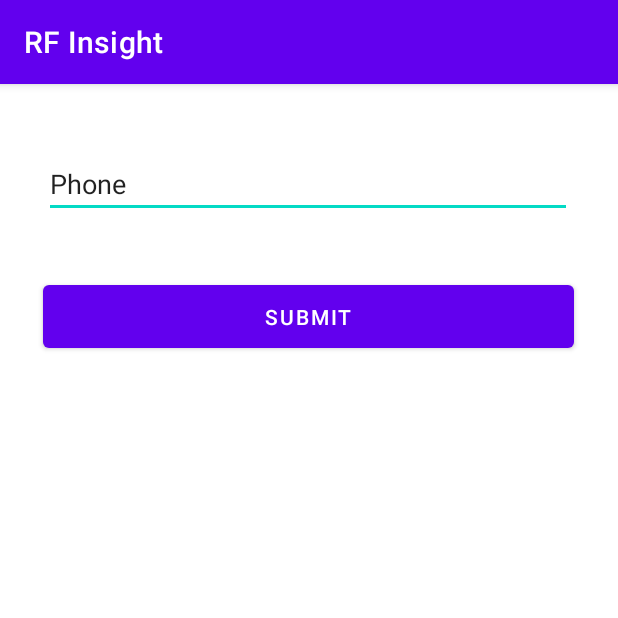
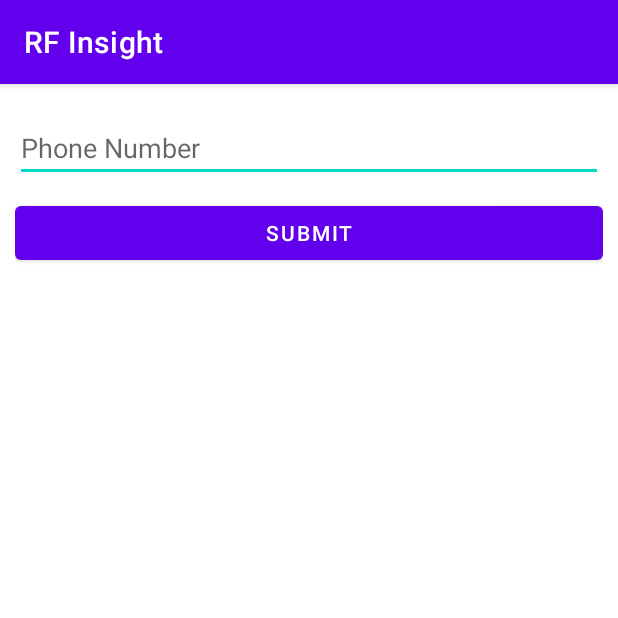
Before and after one commit to Omar-Eidaros/Mobile-Coverage-Insights, an Android app: the screen it shows after launch (MainActivity), on a phone screen of 412 x 824 dp, the top half of it. Run offline under Robolectric (Android 15) with nearby library versions, the phone set to English and light mode, and no system bars; our stand-ins replace Volley; Roboto replaces fonts that are not available here.

Commit message:
Finish Android

```diff
--- a/AndroidApp/app/src/main/java/com/android/iticellular/MainActivity.java
+++ b/AndroidApp/app/src/main/java/com/android/iticellular/MainActivity.java
@@ -119,7 +119,7 @@ public class MainActivity extends AppCompatActivity {
 
         final String saveData = data;
         RequestQueue requestQueue = Volley.newRequestQueue(this);
-        String URL = /;
+        String URL = "http://192.168.1.2:8080/verification/sendCode";
         JSONObject jsonObject = new JSONObject();
         try {
             jsonObject.put("msisdn", saveData);
--- a/AndroidApp/app/src/main/res/layout/activity_application.xml
+++ b/AndroidApp/app/src/main/res/layout/activity_application.xml
@@ -1,5 +1,3 @@
-<?xml version="1.0" encoding="utf-8"?>
-
 <?xml version="1.0" encoding="utf-8"?>
 
 <androidx.drawerlayout.widget.DrawerLayout
--- a/AndroidApp/app/src/main/res/layout/activity_main.xml
+++ b/AndroidApp/app/src/main/res/layout/activity_main.xml
@@ -1,35 +1,24 @@
 <?xml version="1.0" encoding="utf-8"?>
-<androidx.constraintlayout.widget.ConstraintLayout xmlns:android="http://schemas.android.com/apk/res/android"
-    xmlns:app="http://schemas.android.com/apk/res-auto"
+<LinearLayout xmlns:android="http://schemas.android.com/apk/res/android"
     xmlns:tools="http://schemas.android.com/tools"
     android:layout_width="match_parent"
     android:layout_height="match_parent"
+    android:orientation="vertical"
+    android:padding="10dp"
     tools:context=".MainActivity">
 
     <EditText
+        android:layout_width="match_parent"
+        android:layout_height="wrap_content"
+        android:hint="Phone Number"
         android:id="@+id/phoneNumber"
-        android:layout_width="352dp"
-        android:layout_height="41dp"
-        android:ems="10"
-        android:inputType="textPersonName"
-        android:text="Phone"
-        app:layout_constraintBottom_toBottomOf="parent"
-        app:layout_constraintEnd_toEndOf="parent"
-        app:layout_constraintHorizontal_bias="0.491"
-        app:layout_constraintStart_toStartOf="parent"
-        app:layout_constraintTop_toTopOf="parent"
-        app:layout_constraintVertical_bias="0.066" />
+        android:layout_marginTop="10dp"/>
 
     <Button
+        android:layout_width="match_parent"
+        android:layout_height="wrap_content"
         android:id="@+id/submit_btn"
-        android:layout_width="354dp"
-        android:layout_height="54dp"
         android:text="Submit"
-        app:layout_constraintBottom_toBottomOf="parent"
-        app:layout_constraintEnd_toEndOf="parent"
-        app:layout_constraintHorizontal_bias="0.498"
-        app:layout_constraintStart_toStartOf="parent"
-        app:layout_constraintTop_toBottomOf="@+id/phoneNumber"
-        app:layout_constraintVertical_bias="0.062" />
+        android:layout_marginTop="10dp"/>
 
-</androidx.constraintlayout.widget.ConstraintLayout>
+</LinearLayout>
```
Also changed, not shown: 1 other file.
